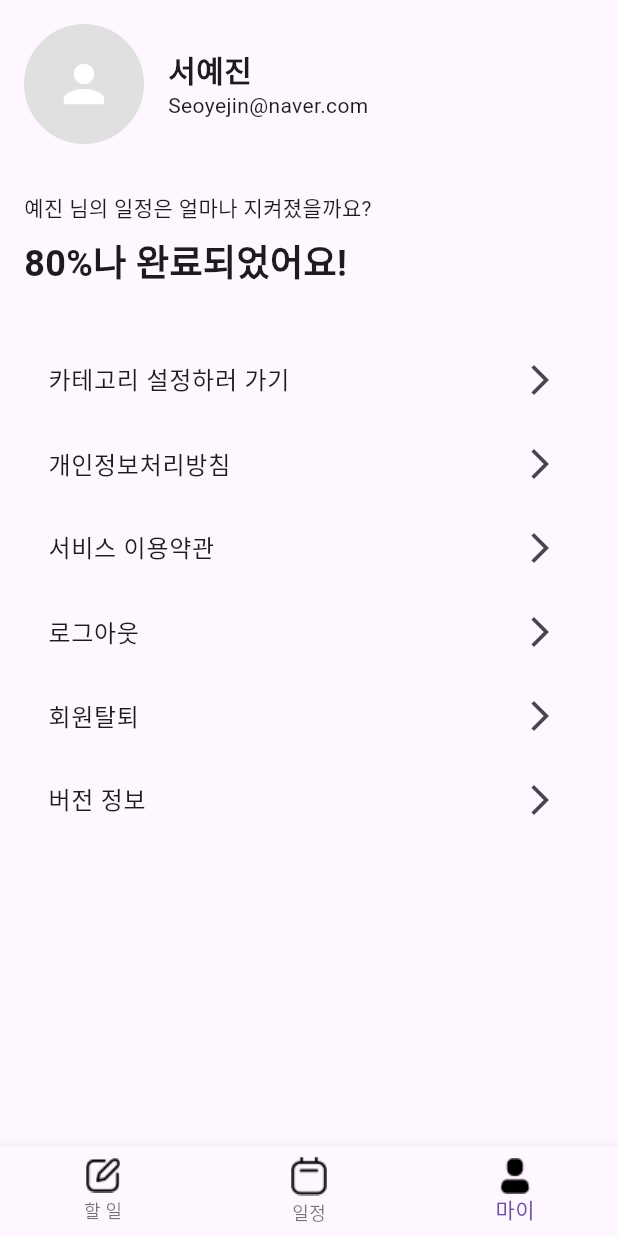
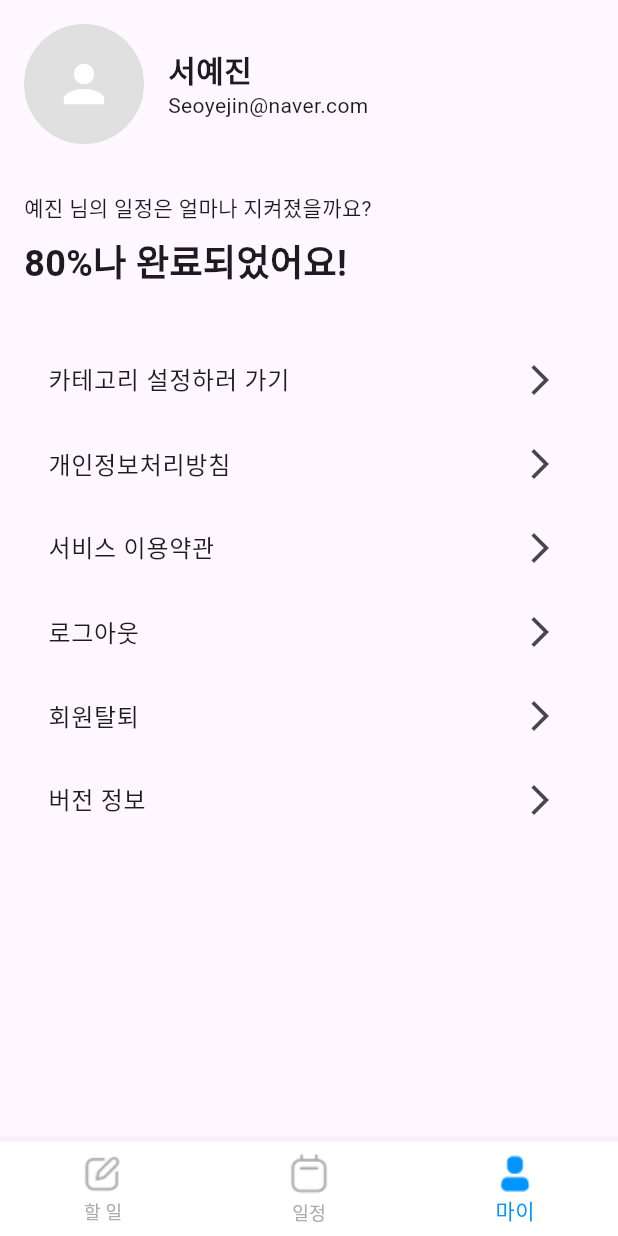
Before and after one commit to OneSetence/front12, a Flutter app: the screen it shows after launch, item 3 of the bottom bar chosen, on a phone screen of 412 x 824 dp. Run offline on Flutter 3.47's test engine with Material 3 defaults, Android fonts, the phone set to English and light mode, and no system bars; our stand-ins replace dropdown_button2, table_calendar; network calls fail.

```diff
--- a/lib/const/colors.dart
+++ b/lib/const/colors.dart
@@ -6,3 +6,4 @@ final dark_grey_color = Colors.grey[600]!;
 final text_filed_fill_color = Colors.grey[300]!;
 const blue_01 = Color(0xFF0094FF);
 const white_01 = Color(0xFFFFFFFF);
+const grey_01 = Color(0xFFACACAC);
--- a/lib/main.dart
+++ b/lib/main.dart
@@ -2,6 +2,7 @@ import 'package:flutter/material.dart';
 import 'pages/task_page.dart';
 import 'pages/my_page.dart';
 import 'pages/calendar_page.dart';
+import '../const/colors.dart';
 
 void main() {
   runApp(const MyApp());
@@ -55,6 +56,7 @@ class _MyWidget extends State<MyWidget> {
       ),
 
       bottomNavigationBar: BottomNavigationBar(
+        backgroundColor: Color(0xFFFFFFFF),
         items: <BottomNavigationBarItem>[
           BottomNavigationBarItem(
             icon: Image.asset("images/bottomBar/task_nonactive.png"),
@@ -75,6 +77,8 @@ class _MyWidget extends State<MyWidget> {
         ],
 
         currentIndex: _selectedIndex,
+        selectedItemColor: Color(0xFF0094FF), // 선택된 항목의 라벨 색상
+        unselectedItemColor: Color(0xFFACACAC),
         onTap: _onItemTapped,
       ),
     );
--- a/lib/pages/workload_page.dart
+++ b/lib/pages/workload_page.dart
@@ -23,10 +23,8 @@ class _WorkloadPageState extends State<WorkloadPage> {
   }
 
   void calender_main() {
-    Navigator.of(context).push(MaterialPageRoute(
-      builder: (_) => CalendarPage(),
-    ),
-    );
+    Navigator.pop(context);
+    Navigator.pop(context);
   }
 
   @override
```
Also changed, not shown: lib/pages/calendar_page.dart (+11 -2 lines), images/bottomBar/calendar_active.png, images/bottomBar/calendar_nonactive.png, images/bottomBar/my_active.png, images/bottomBar/my_nonactive.png, images/bottomBar/task_active.png, images/bottomBar/task_nonactive.png, images/icons/delete.png (added).
